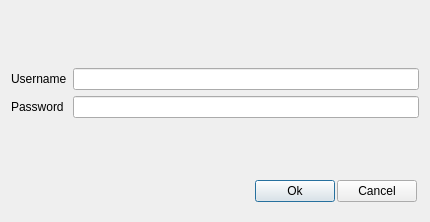
luizamici/caretoy, file caretoyadmin/CareToy_Admin/ct_logindialog.ui: the form before one commit.
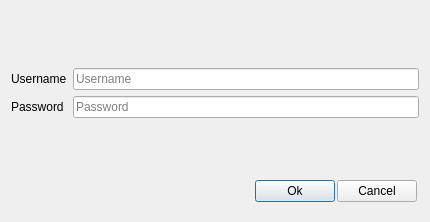
The form after the commit.

The edit to the form file:
```diff
--- a/caretoyadmin/CareToy_Admin/ct_logindialog.ui
+++ b/caretoyadmin/CareToy_Admin/ct_logindialog.ui
@@ -40,7 +40,11 @@
       </widget>
      </item>
      <item row="0" column="1">
-      <widget class="QLineEdit" name="usernameEdit"/>
+      <widget class="QLineEdit" name="usernameEdit">
+       <property name="placeholderText">
+        <string>Username</string>
+       </property>
+      </widget>
      </item>
      <item row="1" column="0">
       <widget class="QLabel" name="label_2">
@@ -50,7 +54,11 @@
       </widget>
      </item>
      <item row="1" column="1">
-      <widget class="QLineEdit" name="passwordEdit"/>
+      <widget class="QLineEdit" name="passwordEdit">
+       <property name="placeholderText">
+        <string>Password</string>
+       </property>
+      </widget>
      </item>
     </layout>
    </item>
```
